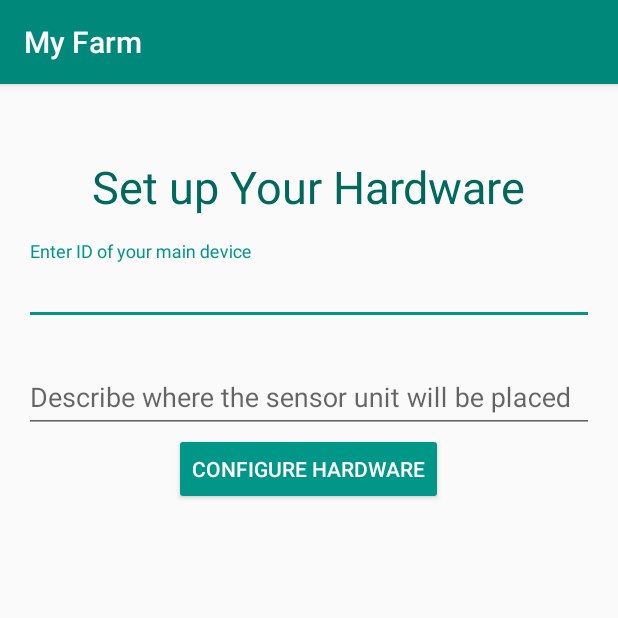
After one commit to kaustubh98/Plant-and-soil-monitoring-system, an Android app: the ConfigureHardware screen opened directly, with no data from a screen before it, on a phone screen of 412 x 824 dp, the top half of it. The commit adds this screen. Run offline under Robolectric (Android 15) with nearby library versions, the phone set to English and light mode, and no system bars; our stand-ins replace Firebase (no records; nobody signed in at launch, a user with empty details on screens opened directly).

Commit message:
Add hardware configuration functionality

```diff
--- /dev/null
+++ b/app/src/main/java/com/example/plantmonitoringsystem/ConfigureHardware.java
@@ -0,0 +1,97 @@
+package com.example.plantmonitoringsystem;
+
+import androidx.annotation.NonNull;
+import androidx.appcompat.app.AppCompatActivity;
+
+import android.content.Intent;
+import android.os.Bundle;
+import android.text.TextUtils;
+import android.util.Log;
+import android.view.View;
+import android.widget.EditText;
+import android.widget.Toast;
+
+import com.google.firebase.auth.FirebaseAuth;
+import com.google.firebase.auth.FirebaseUser;
+import com.google.firebase.database.DataSnapshot;
+import com.google.firebase.database.DatabaseError;
+import com.google.firebase.database.DatabaseReference;
+import com.google.firebase.database.FirebaseDatabase;
+import com.google.firebase.database.ValueEventListener;
+
+public class ConfigureHardware extends AppCompatActivity {
+
+    EditText e_id,e_des;
+    private DatabaseReference reference;
+    private FirebaseUser user;
+    private int count=-1;
+
+    @Override
+    protected void onCreate(Bundle savedInstanceState) {
+        super.onCreate(savedInstanceState);
+        setContentView(R.layout.activity_configure_hardware);
+
+        e_des = findViewById(R.id.description);
+        e_id = findViewById(R.id.device_id);
+        user = FirebaseAuth.getInstance().getCurrentUser();
+        reference = FirebaseDatabase.getInstance().getReference();
+    }
+
+    //add everything to firebase
+    public void configure(View view){
+        final String id = e_id.getText().toString().trim();
+        final String des = e_des.getText().toString().trim();
+
+        if(ValidateUI(id,des)){
+
+            reference.child(user.getUid()+"/NumberOfUnits").addValueEventListener(new ValueEventListener() {
+                @Override
+                public void onDataChange(@NonNull DataSnapshot dataSnapshot) {
+
+                    try {
+                        int temp = dataSnapshot.getValue(Integer.class);
+                        //registering user and device IDs
+                        reference.child(user.getUid()).child("Device").setValue(id);
+                        reference.child("Devices").child(id).setValue(user.getUid());
+
+                        //adding slave unit
+                        if(count != temp){
+                            count = temp+1;
+                            reference.child(user.getUid()).child("zone" + count).child("Description").setValue(des);
+                            reference.child(user.getUid() + "/NumberOfUnits").setValue(count);
+                        }
+
+                    }catch (NullPointerException ne){
+                        Log.e("Configure", ne.getMessage());
+                        Toast.makeText(getApplicationContext(),"System Error Occured",Toast.LENGTH_LONG).show();
+                        Intent i = new Intent(ConfigureHardware.this,MainActivity.class);
+                        startActivity(i);
+
+                    }
+                }
+
+                @Override
+                public void onCancelled(@NonNull DatabaseError databaseError) {
+
+                }
+            });
+        }
+    }
+
+    private boolean ValidateUI(String id, String des) {
+        //verify id
+        if(TextUtils.isEmpty(id)){
+            e_id.setError("Please Enter Device ID");
+            e_id.requestFocus();
+            return false;
+        }
+
+        //verify description
+        if(TextUtils.isEmpty(des)){
+            e_des.setError("Please descibe where will place the sensor unit");
+            e_des.requestFocus();
+            return false;
+        }
+        return true;
+    }
+}
--- a/app/src/main/java/com/example/plantmonitoringsystem/ParameterList.java
+++ b/app/src/main/java/com/example/plantmonitoringsystem/ParameterList.java
@@ -47,7 +47,7 @@ public class ParameterList extends AppCompatActivity {
             //get the detailed list
             FirebaseUser user = FirebaseAuth.getInstance().getCurrentUser();
             reference = FirebaseDatabase.getInstance().getReference(user.getUid());
-            reference.child(parameter).addChildEventListener(new ChildEventListener() {
+            reference.child("Average/"+parameter).addChildEventListener(new ChildEventListener() {
                 @Override
                 public void onChildAdded(@NonNull DataSnapshot dataSnapshot, @Nullable String s) {
                     Float temporary = dataSnapshot.getValue(Float.class);
--- a/app/src/main/java/com/example/plantmonitoringsystem/signIn.java
+++ b/app/src/main/java/com/example/plantmonitoringsystem/signIn.java
@@ -88,4 +88,5 @@ public class signIn extends AppCompatActivity {
         Intent i = new Intent(signIn.this,CreateAccount.class);
         startActivity(i);
     }
+
 }
--- /dev/null
+++ b/app/src/main/res/layout/activity_configure_hardware.xml
@@ -0,0 +1,67 @@
+<?xml version="1.0" encoding="utf-8"?>
+<androidx.constraintlayout.widget.ConstraintLayout xmlns:android="http://schemas.android.com/apk/res/android"
+    xmlns:app="http://schemas.android.com/apk/res-auto"
+    xmlns:tools="http://schemas.android.com/tools"
+    android:layout_width="match_parent"
+    android:layout_height="match_parent"
+    tools:context=".ConfigureHardware">
+
+    <ScrollView
+        android:layout_width="match_parent"
+        android:layout_height="match_parent">
+
+        <LinearLayout
+            android:layout_width="match_parent"
+            android:layout_height="wrap_content"
+            android:gravity="center_horizontal"
+            android:padding="16dp"
+            android:orientation="vertical" >
+
+            <TextView
+                android:id="@+id/textView"
+                android:layout_width="wrap_content"
+                android:layout_height="wrap_content"
+                android:layout_marginTop="32dp"
+                android:text="Set up Your Hardware"
+                android:textColor="@color/colorPrimaryDark"
+                android:textSize="30sp" />
+
+            <com.google.android.material.textfield.TextInputLayout
+                android:layout_width="match_parent"
+                android:layout_height="wrap_content"
+                android:paddingTop="@dimen/formVaueTopPadding">
+
+                <com.google.android.material.textfield.TextInputEditText
+                    android:id="@+id/device_id"
+                    android:layout_width="match_parent"
+                    android:layout_height="wrap_content"
+                    android:hint="Enter ID of your main device" />
+            </com.google.android.material.textfield.TextInputLayout>
+
+            <com.google.android.material.textfield.TextInputLayout
+                android:layout_width="match_parent"
+                android:layout_height="wrap_content"
+                android:paddingTop="@dimen/formVaueTopPadding">
+
+                <com.google.android.material.textfield.TextInputEditText
+                    android:id="@+id/description"
+                    android:layout_width="match_parent"
+                    android:layout_height="wrap_content"
+                    android:hint="Describe where the sensor unit will be placed"/>
+
+            </com.google.android.material.textfield.TextInputLayout>
+
+            <Button
+                android:id="@+id/button"
+                android:layout_width="wrap_content"
+                android:layout_height="wrap_content"
+                android:backgroundTint="@color/colorAccent"
+                android:textColor="#FFFFFF"
+                android:text="Configure Hardware"
+                android:onClick="configure"
+                android:textSize="14sp" />
+
+        </LinearLayout>
+    </ScrollView>
+
+</androidx.constraintlayout.widget.ConstraintLayout>
--- a/app/src/main/res/layout/activity_main.xml
+++ b/app/src/main/res/layout/activity_main.xml
@@ -13,6 +13,7 @@
         android:visibility="gone"
         app:layout_constraintBottom_toBottomOf="parent"
         app:layout_constraintEnd_toEndOf="parent"
+        app:layout_constraintStart_toStartOf="parent"
         app:layout_constraintTop_toTopOf="parent">
 
         <TextView
@@ -47,8 +48,8 @@
             android:layout_height="wrap_content"
             android:layout_marginTop="28dp"
             android:backgroundTint="@color/colorAccent"
-            android:onClick="signOut"
-            android:text="Sign Out"
+            android:onClick="Configure"
+            android:text="Configure Hardware"
             android:textColor="#FFFFFF"
             app:layout_constraintEnd_toEndOf="parent"
             app:layout_constraintHorizontal_bias="0.497"
--- a/app/src/main/res/menu/menu_main.xml
+++ b/app/src/main/res/menu/menu_main.xml
@@ -7,4 +7,7 @@
     <item
         android:id="@+id/signOut"
         android:title="Sign Out" />
+    <item
+        android:id="@+id/addSlave"
+        android:title="Add a sensor unit" />
 </menu>
--- a/app/src/main/res/values/strings.xml
+++ b/app/src/main/res/values/strings.xml
@@ -1,3 +1,3 @@
 <resources>
-    <string name="app_name">My Farm</string>
+    <string name="app_name" translatable="false">My Farm</string>
 </resources>
```
Also changed, not shown: app/src/main/AndroidManifest.xml (+6 -8 lines), app/src/main/java/com/example/plantmonitoringsystem/CreateAccount.java (+26 -6 lines), app/src/main/java/com/example/plantmonitoringsystem/MainActivity.java (+60 -11 lines).
